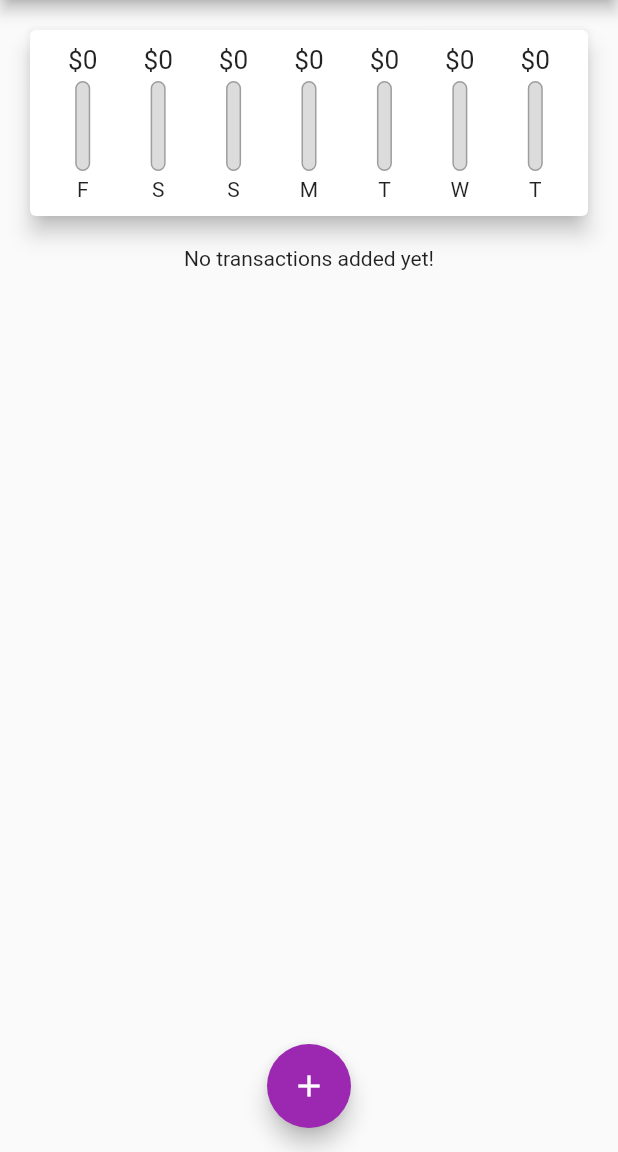
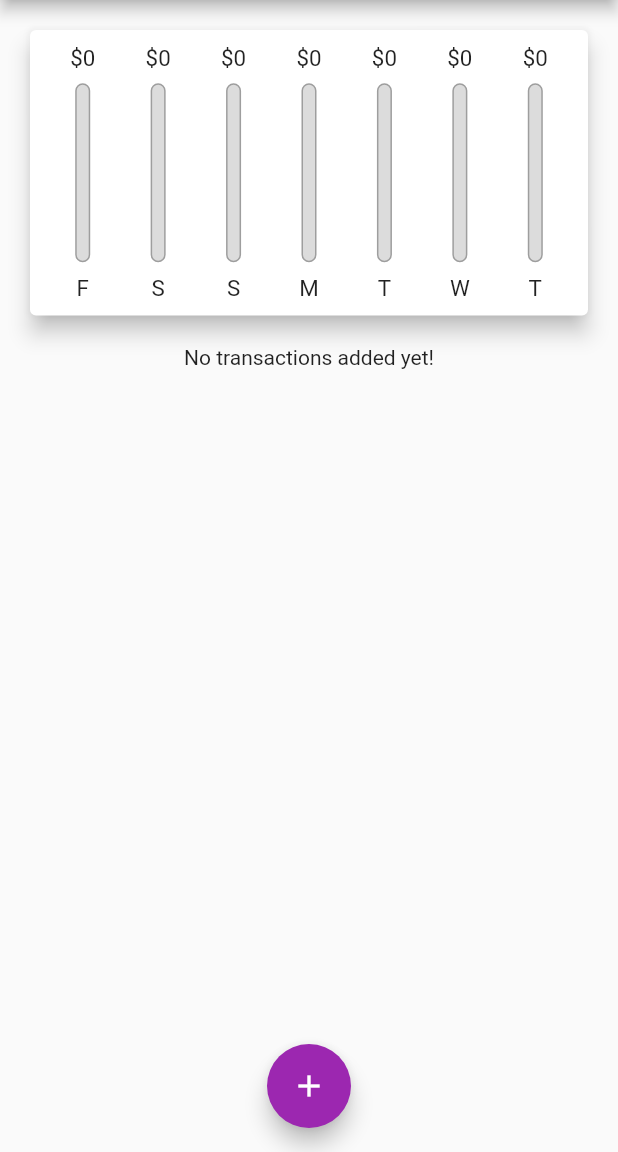
Before and after one commit to andukdahacker/learn_flutter, a Flutter app: the screen it shows after launch, on a phone screen of 412 x 824 dp, the part 84-1236 px from its top. Run offline on Flutter 3.47's test engine with Material 2 defaults, Android fonts, the phone set to English and light mode, and no system bars.

Commit message:
add responsive

```diff
--- a/lib/main.dart
+++ b/lib/main.dart
@@ -1,20 +1,36 @@
+import "dart:io";
+
+import 'package:flutter/cupertino.dart';
 import "package:flutter/material.dart";
+import 'package:flutter/services.dart';
 import "package:intl/intl.dart";
 import 'package:learn_flutter/widgets/home.dart';
 
-void main() => runApp(MyApp());
+void main() {
+  // WidgetsFlutterBinding.ensureInitialized();
+  // SystemChrome.setPreferredOrientations(
+  //     [DeviceOrientation.portraitUp, DeviceOrientation.portraitDown]);
+  runApp(MyApp());
+}
 
 class MyApp extends StatelessWidget {
   @override
   Widget build(BuildContext context) {
-    return MaterialApp(
-      title: 'Personal Expenses',
-      theme: ThemeData(
-        primarySwatch: Colors.purple,
+    final bool isPlatformIos = Platform.isIOS;
 
-        // errorColor: Colors.red,
-      ),
-      home: const Home(),
-    );
+    return isPlatformIos
+        ? CupertinoApp(
+            title: "Personal Expenses",
+            theme: CupertinoThemeData(primaryColor: Colors.purple),
+            home: const Home(),
+          )
+        : MaterialApp(
+            title: 'Personal Expenses',
+            theme: ThemeData(
+              primarySwatch: Colors.purple,
+              errorColor: Colors.red,
+            ),
+            home: const Home(),
+          );
   }
 }
--- a/lib/widgets/chart_bar.dart
+++ b/lib/widgets/chart_bar.dart
@@ -13,26 +13,27 @@ class ChartBar extends StatelessWidget {
 
   @override
   Widget build(BuildContext context) {
+    return LayoutBuilder(builder: (ctx, constraint) {
       return Column(
         children: [
           Container(
-          height: 20,
+            height: constraint.maxHeight * 0.1,
             child: FittedBox(
               child: Text('\$${spendingAmount.toStringAsFixed(0)}'),
             ),
           ),
           SizedBox(
-          height: 4,
+            height: constraint.maxHeight * 0.05,
           ),
           Container(
-          height: 60,
+            height: constraint.maxHeight * 0.7,
             width: 10,
             child: Stack(
               children: [
                 Container(
                   decoration: BoxDecoration(
                     border: Border.all(color: Colors.grey, width: 1.0),
-                  color: Color.fromRGBO(220, 220, 220, 1),
+                    color: const Color.fromRGBO(220, 220, 220, 1),
                     borderRadius: BorderRadius.circular(10),
                   ),
                 ),
@@ -49,10 +50,15 @@ class ChartBar extends StatelessWidget {
             ),
           ),
           SizedBox(
-          height: 4,
+            height: constraint.maxHeight * 0.05,
           ),
-        Text(label),
+          Container(
+              height: constraint.maxHeight * 0.1,
+              child: FittedBox(
+                child: Text(label),
+              )),
         ],
       );
+    });
   }
 }
--- a/lib/widgets/home.dart
+++ b/lib/widgets/home.dart
@@ -1,3 +1,6 @@
+import "dart:io";
+
+import 'package:flutter/cupertino.dart';
 import 'package:flutter/material.dart';
 import 'package:flutter/src/widgets/container.dart';
 import 'package:flutter/src/widgets/framework.dart';
@@ -16,6 +19,7 @@ class Home extends StatefulWidget {
 
 class _HomeState extends State<Home> {
   final List<Transaction> _userTransactions = [];
+  bool _showChart = false;
 
   List<Transaction> get _recentTransactions {
     return _userTransactions.where((tx) {
@@ -25,8 +29,7 @@ class _HomeState extends State<Home> {
   }
 
   void _addNewTransaction(
-      String txTitle, double txAmount, DateTime? chosenDate) {
-    if (chosenDate == null) return;
+      String txTitle, double txAmount, DateTime chosenDate) {
     final newTransaction = Transaction(
       title: txTitle,
       amount: txAmount,
@@ -59,8 +62,24 @@ class _HomeState extends State<Home> {
 
   @override
   Widget build(BuildContext context) {
-    return Scaffold(
-      appBar: AppBar(
+    final bool isPlatformIos = Platform.isIOS;
+    final Orientation deviceOrientation = MediaQuery.of(context).orientation;
+    final bool isLandscape = deviceOrientation == Orientation.landscape;
+    final double statusBarHeight = MediaQuery.of(context).padding.top;
+    final PreferredSizeWidget appBar = isPlatformIos
+        ? CupertinoNavigationBar(
+            middle: const Text("Expense App"),
+            trailing: Row(
+              mainAxisSize: MainAxisSize.min,
+              children: [
+                GestureDetector(
+                  child: const Icon(CupertinoIcons.add),
+                  onTap: () => _startAddNewTransaction(context),
+                ),
+              ],
+            ),
+          ) as PreferredSizeWidget
+        : AppBar(
             title: const Text(
               'Personal Expenses',
             ),
@@ -70,20 +89,63 @@ class _HomeState extends State<Home> {
                 onPressed: () => _startAddNewTransaction(context),
               ),
             ],
-      ),
-      body: SingleChildScrollView(
+          );
+
+    final double appBarHeight = appBar.preferredSize.height;
+
+    final Widget txListContainer = Container(
+      height: (MediaQuery.of(context).size.height -
+              appBarHeight -
+              statusBarHeight) *
+          0.7,
+      child: TransactionList(
+          transactions: _userTransactions, deleteTx: _deleteTransaction),
+    );
+    final Widget chartContainer = Container(
+        height: (MediaQuery.of(context).size.height -
+                appBarHeight -
+                statusBarHeight) *
+            (isLandscape ? 0.7 : 0.3),
+        child: Chart(_recentTransactions));
+
+    final Widget body = SafeArea(
+      child: SingleChildScrollView(
         child: Column(
           // mainAxisAlignment: MainAxisAlignment.start,
           crossAxisAlignment: CrossAxisAlignment.stretch,
           children: [
-            Chart(_recentTransactions),
-            TransactionList(
-                transactions: _userTransactions, deleteTx: _deleteTransaction),
+            if (isLandscape)
+              Row(mainAxisAlignment: MainAxisAlignment.center, children: [
+                const Text("Show chart"),
+                Switch(
+                    value: _showChart,
+                    onChanged: ((value) {
+                      setState(() {
+                        _showChart = value;
+                      });
+                    }))
+              ]),
+            if (isLandscape) (_showChart) ? chartContainer : txListContainer,
+            if (!isLandscape) chartContainer,
+            if (!isLandscape) txListContainer,
           ],
         ),
       ),
-      floatingActionButtonLocation: FloatingActionButtonLocation.centerFloat,
-      floatingActionButton: FloatingActionButton(
+    );
+
+    return isPlatformIos
+        ? CupertinoPageScaffold(
+            navigationBar: appBar as ObstructingPreferredSizeWidget,
+            child: body,
+          )
+        : Scaffold(
+            appBar: appBar,
+            body: body,
+            floatingActionButtonLocation:
+                FloatingActionButtonLocation.centerFloat,
+            floatingActionButton: isPlatformIos
+                ? Container()
+                : FloatingActionButton(
                     child: const Icon(Icons.add),
                     onPressed: () => _startAddNewTransaction(context),
                   ),
--- a/lib/widgets/new_transaction.dart
+++ b/lib/widgets/new_transaction.dart
@@ -2,7 +2,7 @@ import 'package:flutter/material.dart';
 import 'package:intl/intl.dart';
 
 class NewTransaction extends StatefulWidget {
-  final void Function(String, double, DateTime?) addTx;
+  final void Function(String, double, DateTime) addTx;
 
   NewTransaction({required this.addTx});
 
@@ -29,7 +29,7 @@ class _NewTransactionState extends State<NewTransaction> {
       widget.addTx(
         enteredTitle,
         enteredAmount,
-        _selectedDate,
+        (_selectedDate as DateTime),
       );
     }
 
@@ -40,7 +40,7 @@ class _NewTransactionState extends State<NewTransaction> {
     showDatePicker(
       context: context,
       initialDate: DateTime.now(),
-      firstDate: DateTime(2019),
+      firstDate: DateTime(2022),
       lastDate: DateTime.now(),
     ).then((pickedDate) {
       if (pickedDate == null) {
@@ -54,20 +54,22 @@ class _NewTransactionState extends State<NewTransaction> {
 
   @override
   Widget build(BuildContext context) {
-    return Card(
+    return SingleChildScrollView(
+      child: Card(
         elevation: 5,
         child: Container(
-        padding: EdgeInsets.all(10),
+          padding: EdgeInsets.only(
+              top: 10,
+              left: 10,
+              right: 10,
+              bottom: MediaQuery.of(context).viewInsets.bottom + 20),
           child: Column(
             crossAxisAlignment: CrossAxisAlignment.end,
-          children: <Widget>[
+            children: [
               TextField(
                 decoration: InputDecoration(labelText: 'Title'),
                 controller: _titleController,
                 onSubmitted: (_) => _submitData(),
-              // onChanged: (val) {
-              //   titleInput = val;
-              // },
               ),
               TextField(
                 decoration: InputDecoration(labelText: 'Amount'),
@@ -106,6 +108,7 @@ class _NewTransactionState extends State<NewTransaction> {
             ],
           ),
         ),
+      ),
     );
   }
 }
--- a/lib/widgets/transaction_list.dart
+++ b/lib/widgets/transaction_list.dart
@@ -11,6 +11,8 @@ class TransactionList extends StatelessWidget {
 
   @override
   Widget build(BuildContext context) {
+    double width = MediaQuery.of(context).size.width;
+
     return Container(
       height: 450,
       child: transactions.isEmpty
@@ -48,11 +50,15 @@ class TransactionList extends StatelessWidget {
                     subtitle: Text(
                       DateFormat.yMMMd().format(transactions[index].date),
                     ),
-                    trailing: IconButton(
-                      icon: const Icon(Icons.delete),
-                      color: Theme.of(context).errorColor,
-                      onPressed: () => deleteTx(transactions[index].id),
-                    ),
+                    trailing: width > 460
+                        ? TextButton(
+                            onPressed: () => deleteTx(transactions[index].id),
+                            child: const Text('Delete'))
+                        : IconButton(
+                            icon: const Icon(Icons.delete),
+                            color: Theme.of(context).errorColor,
+                            onPressed: () => deleteTx(transactions[index].id),
+                          ),
                   ),
                 );
               },
```
Lines whose indentation alone changed are shown as unchanged.
